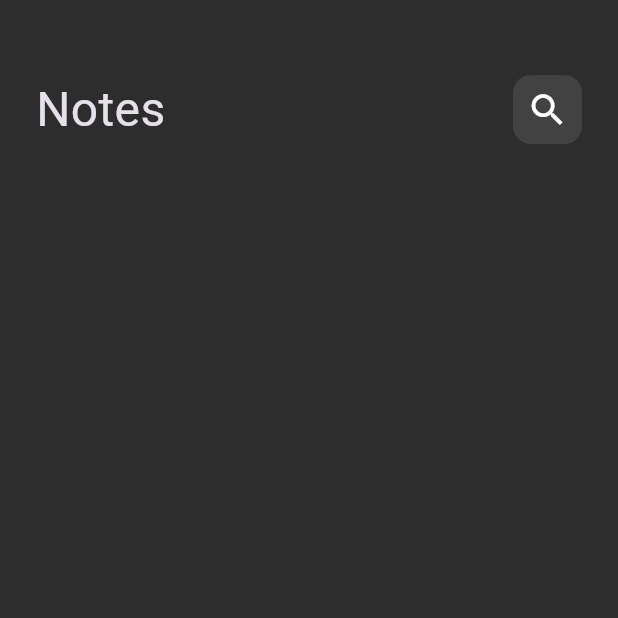
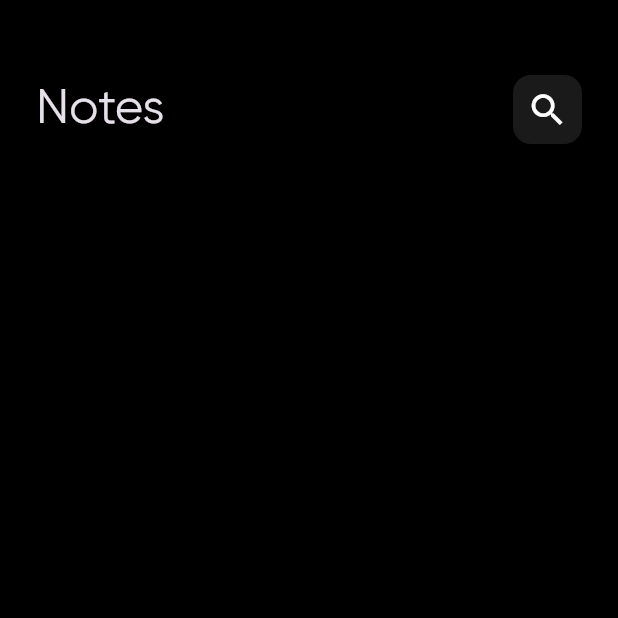
Before and after one commit to amirat737/notes_app, a Flutter app: the screen it shows after launch, on a phone screen of 412 x 824 dp, the top half of it. Run offline on Flutter 3.47's test engine with Material 3 defaults, Android fonts, the phone set to English and light mode, and no system bars.

Commit message:
style: default font and background color

```diff
--- a/lib/main.dart
+++ b/lib/main.dart
@@ -11,9 +11,15 @@ class NotesApp extends StatelessWidget {
   @override
   Widget build(BuildContext context) {
     return MaterialApp(
+      debugShowCheckedModeBanner: false,
       theme: ThemeData(
         brightness: Brightness.dark,
-        scaffoldBackgroundColor: const Color(0xff2D2D2D),
+        scaffoldBackgroundColor: const Color(0xff000000),
+        textTheme: const TextTheme(
+          bodyMedium: TextStyle(
+            fontFamily: 'Gilroy-Regular',
+          ),
+        ),
       ),
       home: const HomeView(),
     );
```
Also changed, not shown: pubspec.yaml (+8 -69 lines), lib/assets/Gilroy-Regular.ttf (added).
